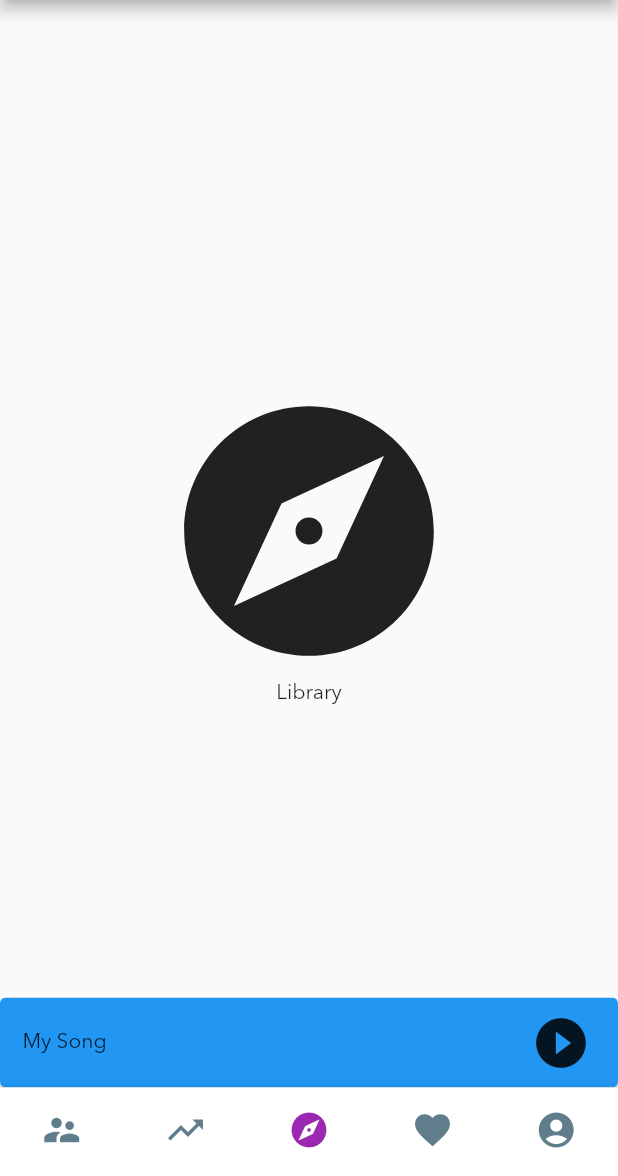
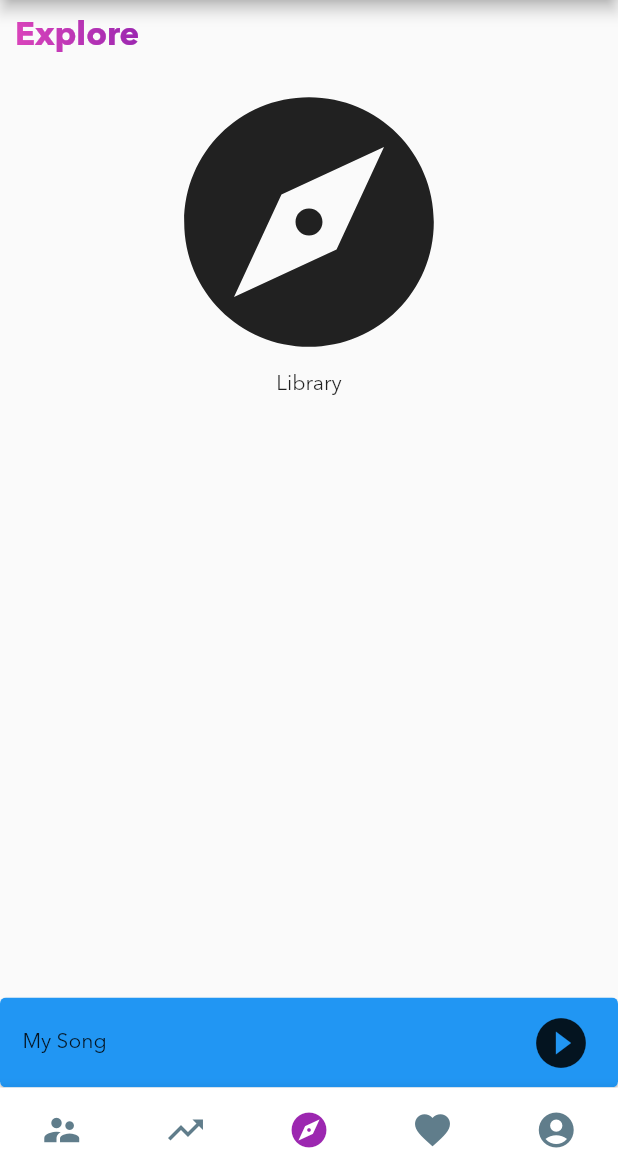
Before and after one commit to Second-Last/audius_flutter_client, a Flutter app: the screen it shows after launch, item 3 of the bottom bar chosen, on a phone screen of 412 x 824 dp, the part 60-1236 px from its top. Run offline on Flutter 3.47's test engine with Material 2 defaults, Android fonts, the phone set to English and light mode, and no system bars.

Commit message:
Applied FakeAppBar to all pages necessary

```diff
--- a/lib/components/fake_app_bar.dart
+++ b/lib/components/fake_app_bar.dart
@@ -16,7 +16,7 @@ class FakeAppBar extends StatelessWidget {
   @override
   Widget build(BuildContext context) {
     return Padding(
-      padding: const EdgeInsets.fromLTRB(10, 11, 10, 0),
+      padding: const EdgeInsets.fromLTRB(10, 11, 10, 11),
       child: Row(
         children: [
           Padding(
@@ -35,7 +35,9 @@ class FakeAppBar extends StatelessWidget {
             ),
           ),
           Spacer(),
-          ClipRRect(
+          actionLabel == null
+              ? Container()
+              : ClipRRect(
                   borderRadius: BorderRadius.circular(7),
                   child: GestureDetector(
                     child: Container(
--- a/lib/constants.dart
+++ b/lib/constants.dart
@@ -3,20 +3,12 @@ import 'package:flutter/material.dart';
 const audiusColor = Colors.purple;
 const audiusGrey = Colors.blueGrey;
 var audiusLightGrey = Colors.blueGrey[200]; // TODO: why can't this be constant?
-
-// final Shader linearGradient = LinearGradient(
-//   colors: <Color>[
-//     Color(0xffDA44bb),
-//     Color(0xff8921aa),
-//   ],
-// ).createShader(Rect.fromLTWH(0.0, 0.0, 200.0, 70.0));
-
 const linearGradient = LinearGradient(
   colors: <Color>[
     Color(0xffDA44bb),
-    Color(0xff8921aa),
+    audiusColor,
   ],
-);
+); // TODO: refer to the actual values, even though this actually looks quite good
 
 class GradientText extends StatelessWidget {
   GradientText(
--- a/lib/main.dart
+++ b/lib/main.dart
@@ -1,6 +1,6 @@
 import 'pages/trending.dart';
 import 'pages/favorites.dart';
-import 'pages/browse.dart';
+import 'pages/explore.dart';
 import 'pages/feed.dart';
 import 'pages/player.dart';
 import 'pages/account.dart';
@@ -178,7 +178,7 @@ class Body extends StatelessWidget {
             children: [
               Feed(),
               Trending(),
-              Browse(),
+              Explore(),
               Favorites(),
               Account(),
             ],
--- a/lib/pages/browse.dart
+++ /dev/null
@@ -1,22 +0,0 @@
-import 'package:flutter/material.dart';
-
-class Browse extends StatelessWidget {
-  @override
-  Widget build(BuildContext context) {
-    return Scaffold(
-      body: Container(
-        alignment: Alignment.center,
-        child: Column(
-          mainAxisAlignment: MainAxisAlignment.center,
-          children: [
-            Icon(
-              Icons.explore,
-              size: 200,
-            ),
-            Text('Library')
-          ],
-        ),
-      ),
-    );
-  }
-}
--- /dev/null
+++ b/lib/pages/explore.dart
@@ -0,0 +1,28 @@
+import '../components/fake_app_bar.dart';
+import 'package:flutter/material.dart';
+
+class Explore extends StatelessWidget {
+  @override
+  Widget build(BuildContext context) {
+    return Scaffold(
+      body: Column(
+        children: [
+          FakeAppBar(leading: 'Explore'),
+          Container(
+            alignment: Alignment.center,
+            child: Column(
+              mainAxisAlignment: MainAxisAlignment.center,
+              children: [
+                Icon(
+                  Icons.explore,
+                  size: 200,
+                ),
+                Text('Library')
+              ],
+            ),
+          ),
+        ],
+      ),
+    );
+  }
+}
```
Also changed, not shown: lib/pages/favorites.dart (+13 -5 lines), lib/pages/feed.dart (+19 -21 lines), lib/pages/trending.dart (+8 -5 lines). Lines whose indentation alone changed are shown as unchanged.
